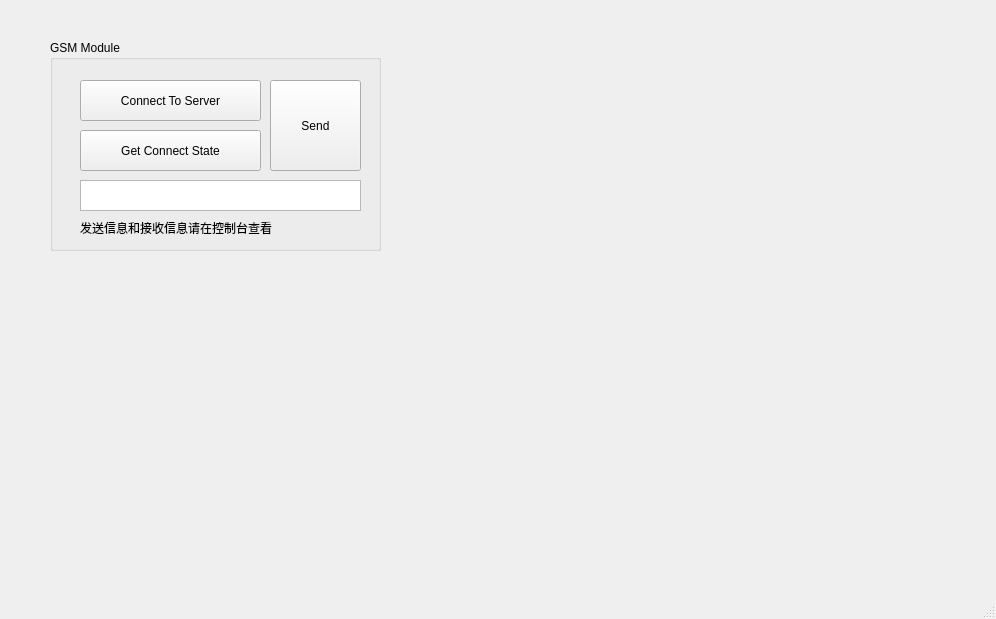
Above: mainwindow.ui from WyatPku/MCUtest before the change. Below: the same form after it.
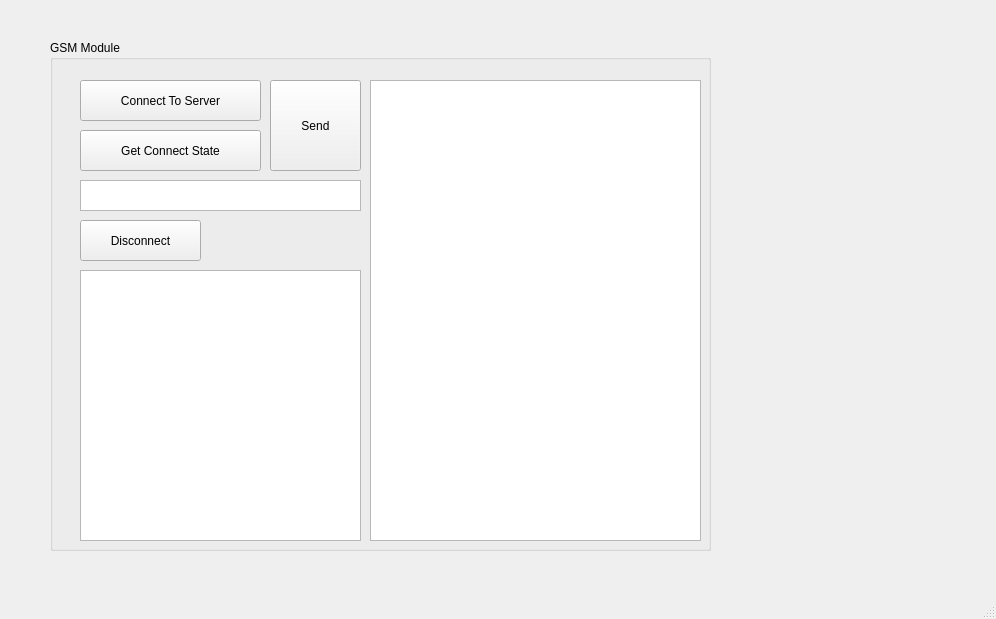
That is the form after the change.

```diff
--- a/mainwindow.ui
+++ b/mainwindow.ui
@@ -19,8 +19,8 @@
      <rect>
       <x>50</x>
       <y>40</y>
-      <width>331</width>
-      <height>211</height>
+      <width>661</width>
+      <height>511</height>
      </rect>
     </property>
     <property name="title">
@@ -75,17 +75,37 @@
       </rect>
      </property>
     </widget>
-    <widget class="QLabel" name="label">
+    <widget class="QPlainTextEdit" name="plainTextEdit_Hex">
+     <property name="geometry">
+      <rect>
+       <x>30</x>
+       <y>230</y>
+       <width>281</width>
+       <height>271</height>
+      </rect>
+     </property>
+    </widget>
+    <widget class="QPlainTextEdit" name="plainTextEdit_Text">
+     <property name="geometry">
+      <rect>
+       <x>320</x>
+       <y>40</y>
+       <width>331</width>
+       <height>461</height>
+      </rect>
+     </property>
+    </widget>
+    <widget class="QPushButton" name="pushButton_GSM_Disconnect">
      <property name="geometry">
       <rect>
        <x>30</x>
        <y>180</y>
-       <width>271</width>
-       <height>16</height>
+       <width>121</width>
+       <height>41</height>
       </rect>
      </property>
      <property name="text">
-      <string>发送信息和接收信息请在控制台查看</string>
+      <string>Disconnect</string>
      </property>
     </widget>
    </widget>
```
Left out of the diff: 2 changed lines with no effect on the pictures.
